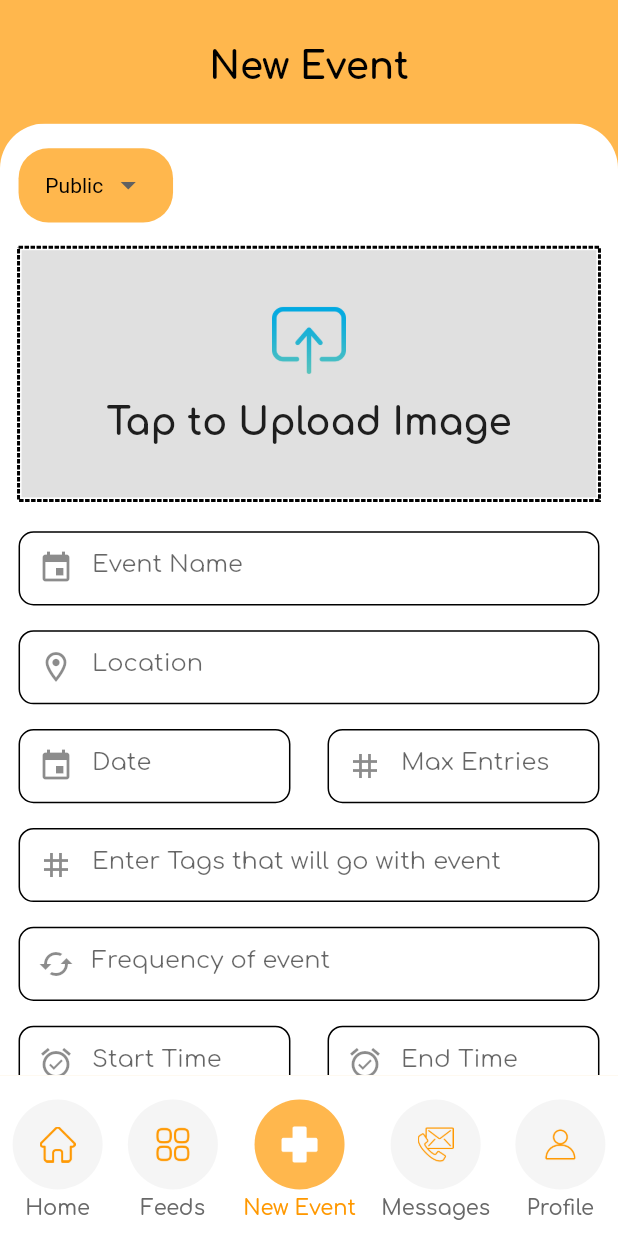
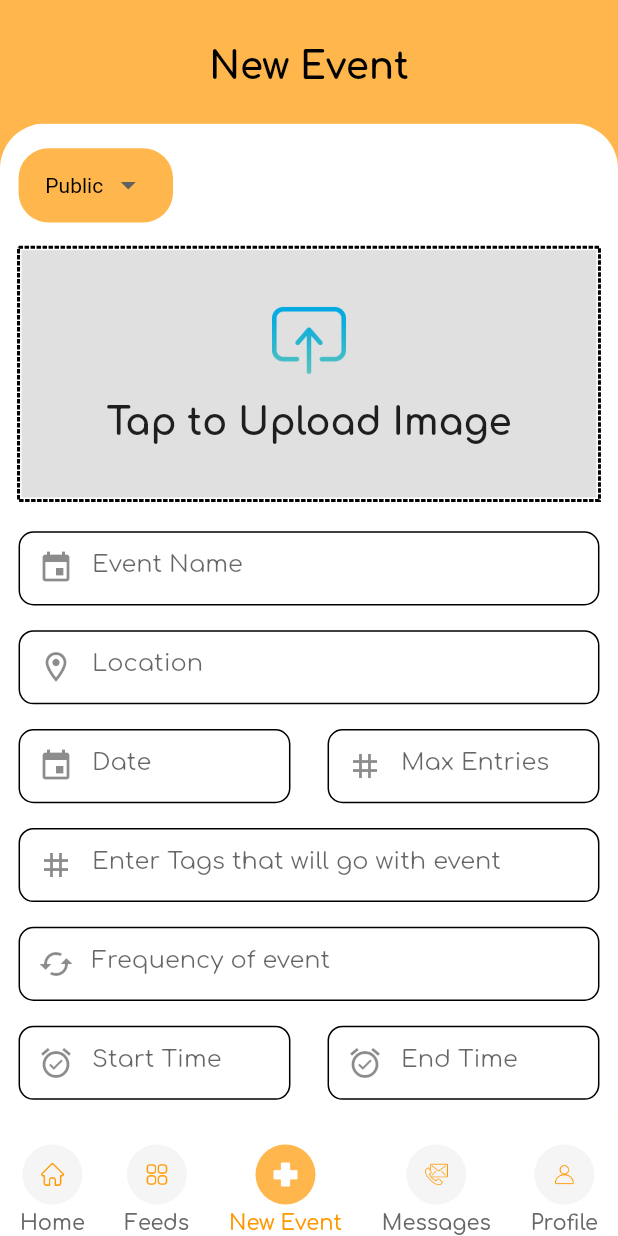
Before and after one commit to Ahmad-Asghar/Event-Managment-App, a Flutter app: the Home screen opened directly with empty values, item 3 of the bottom bar chosen, on a phone screen of 412 x 824 dp. Run offline on Flutter 3.47's test engine with Material 2 defaults, Android fonts, the phone set to English and light mode, and no system bars; drawn by our look-alikes of dotted_border; our stand-ins replace cached_network_image, cloud_firestore, easy_localization, file_picker, firebase_auth, firebase_core and 9 more; accounts and stored records are empty.

Commit message:
5th Commit

```diff
--- a/lib/Views/nav_bar.dart
+++ b/lib/Views/nav_bar.dart
@@ -48,19 +48,11 @@ class _HomeState extends State<Home> {
       child: SafeArea(
         child: Scaffold(
           body: screen[index],
-          bottomNavigationBar: Container(
+          bottomNavigationBar: BottomAppBar(
+            elevation: 0,
+            child: Container(
               color: Colors.white,
-            height: 13.h,
-            child: Stack(
-              children: [
-                Column(
-                  mainAxisAlignment: MainAxisAlignment.end,
-                  children: [
-
-                  ],
-                ),
-                Padding(
-                  padding: const EdgeInsets.only(bottom: 10),
+              height: 10.h,
               child: Column(
                 mainAxisAlignment: MainAxisAlignment.end,
                 children: [
@@ -75,12 +67,13 @@ class _HomeState extends State<Home> {
                               setState(() {});
                             },
                             child: CircleAvatar(
-                                  radius: 30,
+                              radius: 20,
                               backgroundColor: index == 0
                                   ? Colors.orange[300]
                                   : Colors.grey[100],
                               child: ImageIcon(
-                                    const AssetImage("images/home.png"),
+                                  size: 15,
+                                  const AssetImage("images/home.png",),
                                   color: index == 0
                                       ? Colors.white
                                       : Colors.orange[500]
@@ -110,11 +103,12 @@ class _HomeState extends State<Home> {
                               setState(() {});
                             },
                             child: CircleAvatar(
-                                  radius: 30,
+                              radius: 20,
                               backgroundColor: index == 1
                                   ? Colors.orange[300]
                                   : Colors.grey[100],
                               child: ImageIcon(
+                                  size: 15,
                                   const AssetImage("images/category.png"),
                                   color: index == 1
                                       ? Colors.white
@@ -145,12 +139,12 @@ class _HomeState extends State<Home> {
                               setState(() {});
                             },
                             child: CircleAvatar(
-                                  radius: 30,
+                              radius: 20,
                               backgroundColor: index == 2
                                   ? Colors.orange[300]
                                   : Colors.grey[100],
                               child: ImageIcon(
-                                    size: 90,
+                                  size: 70,
                                   AssetImage("images/plus.png",
 
                                   ),
@@ -183,11 +177,12 @@ class _HomeState extends State<Home> {
                               setState(() {});
                             },
                             child: CircleAvatar(
-                                  radius: 30,
+                              radius: 20,
                               backgroundColor: index == 3
                                   ? Colors.orange[300]
                                   : Colors.grey[100],
                               child: ImageIcon(
+                                  size: 15,
                                   const AssetImage("images/contact.png"),
                                   color: index == 3
                                       ? Colors.white
@@ -218,11 +213,12 @@ class _HomeState extends State<Home> {
                               setState(() {});
                             },
                             child: CircleAvatar(
-                                  radius: 30,
+                              radius: 20,
                               backgroundColor: index == 4
                                   ? Colors.orange[300]
                                   : Colors.grey[100],
                               child: ImageIcon(
+                                  size: 15,
                                   const AssetImage("images/profile.png"),
                                   color: index == 4
                                       ? Colors.white
@@ -249,9 +245,7 @@ class _HomeState extends State<Home> {
                 ],
               ),
             ),
-              ],
-            ),
-          ),
+          )
         ),
       ),
     );
```
Lines whose indentation alone changed are shown as unchanged.
